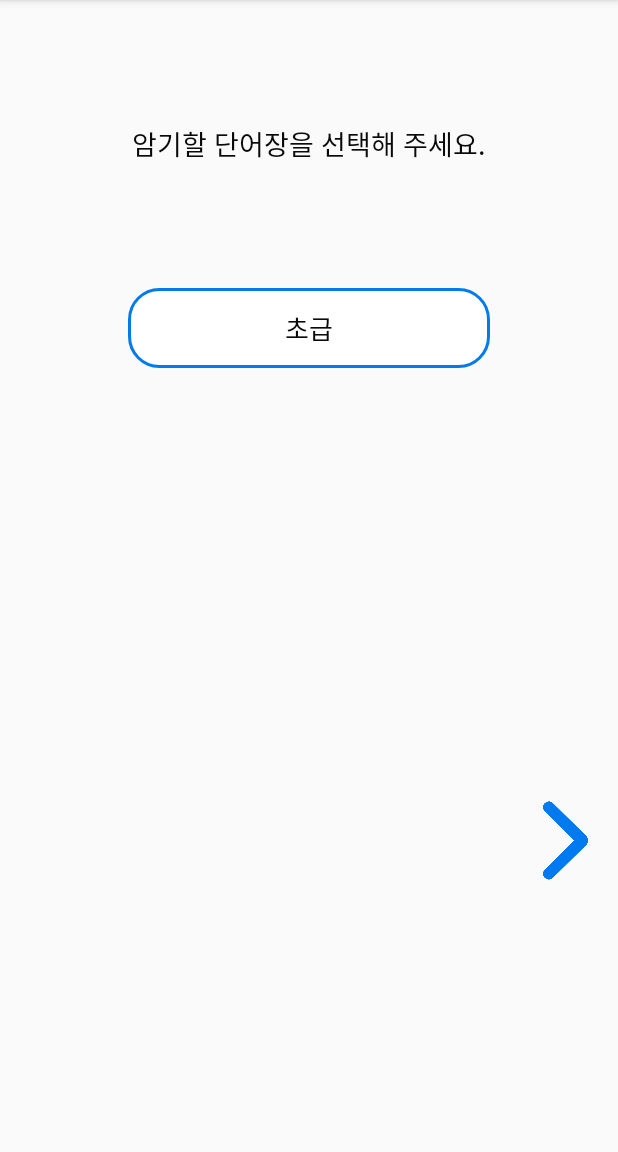
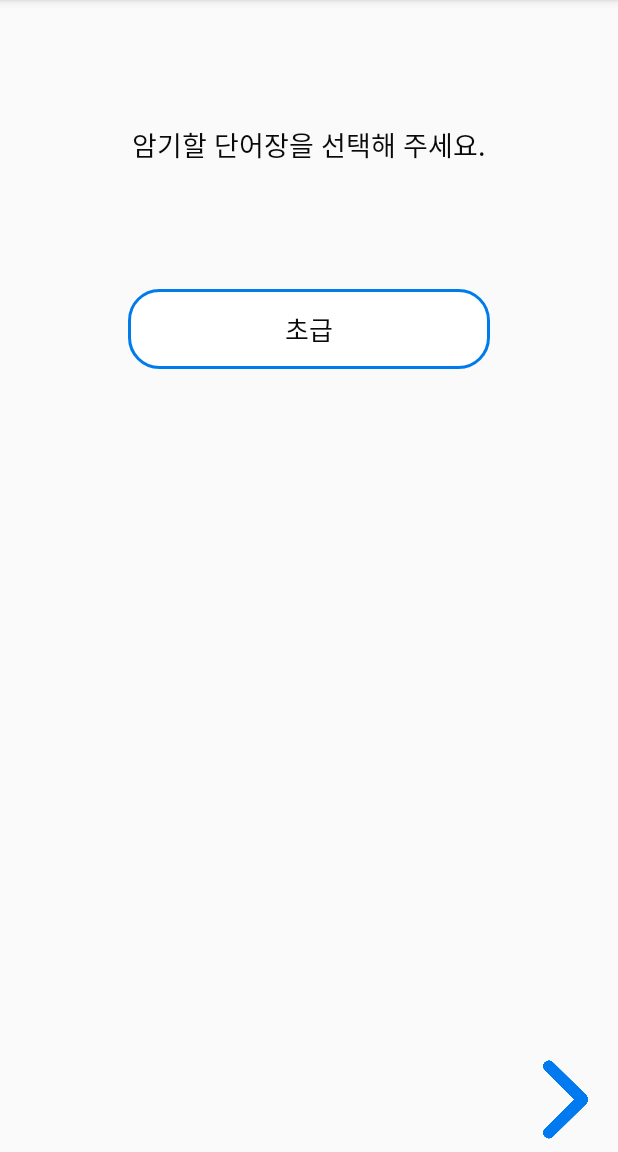
Before and after one commit to yoojinhee03/FAME, an Android app: the AlarmLevelSetActivity screen opened directly, with no data from a screen before it, on a phone screen of 412 x 824 dp, the part 84-1236 px from its top. Run offline under Robolectric (Android 15) with nearby library versions, the phone set to English and light mode, and no system bars.

Commit message:
알람수정

```diff
--- a/app/src/main/java/com/example/fame/BasicWordActivity.java
+++ b/app/src/main/java/com/example/fame/BasicWordActivity.java
@@ -194,14 +194,14 @@ public class BasicWordActivity extends AppCompatActivity {
             @Override
             public void onClick(View v) {
                 tts.setPitch(0.5f);
-                tts.speak(wordButton.getText().toString(),TextToSpeech.QUEUE_FLUSH, null);
+                tts.speak(cursor.getString(cursor.getColumnIndex("WORD")),TextToSpeech.QUEUE_FLUSH, null);
             }
         });
         ttsExButton.setOnClickListener(new View.OnClickListener() {
             @Override
             public void onClick(View v) {
                 tts.setPitch(0.5f);
-                tts.speak(exText.getText().toString(),TextToSpeech.QUEUE_FLUSH, null);
+                tts.speak(cursor.getString(cursor.getColumnIndex("EXAMPLE")),TextToSpeech.QUEUE_FLUSH, null);
             }
         });
     }
--- a/app/src/main/res/layout/activity_level_set.xml
+++ b/app/src/main/res/layout/activity_level_set.xml
@@ -1,14 +1,15 @@
 <?xml version="1.0" encoding="utf-8"?>
-<androidx.constraintlayout.widget.ConstraintLayout xmlns:android="http://schemas.android.com/apk/res/android"
+<LinearLayout xmlns:android="http://schemas.android.com/apk/res/android"
     xmlns:app="http://schemas.android.com/apk/res-auto"
     xmlns:tools="http://schemas.android.com/tools"
     android:layout_width="match_parent"
     android:layout_height="match_parent"
+    android:orientation="vertical"
     tools:context=".LevelSetActivity">
 
     <LinearLayout
         android:layout_width="match_parent"
-        android:layout_height="match_parent"
+        android:layout_height="527dp"
         android:gravity="center"
         android:orientation="vertical">
 
@@ -41,19 +42,25 @@
 
         </LinearLayout>
 
+    </LinearLayout>
+
     <LinearLayout
         android:layout_width="match_parent"
         android:layout_height="match_parent"
+        android:layout_gravity="bottom"
+        android:gravity="bottom|right"
         android:orientation="vertical">
 
         <ImageButton
             android:id="@+id/nextButton"
             android:layout_width="70dp"
             android:layout_height="70dp"
-                android:layout_gravity="right"
+            android:layout_gravity="bottom|right"
             android:background="#00FFFFFF"
             android:scaleType="fitCenter"
-                app:srcCompat="@drawable/right" />
+            app:srcCompat="@drawable/right"
+            tools:layout_editor_absoluteX="341dp"
+            tools:layout_editor_absoluteY="525dp" />
     </LinearLayout>
+
 </LinearLayout>
-</androidx.constraintlayout.widget.ConstraintLayout>
--- a/app/src/main/res/layout/slide_list_item.xml
+++ b/app/src/main/res/layout/slide_list_item.xml
@@ -46,7 +46,7 @@
             android:layout_width="match_parent"
             android:layout_height="match_parent"
             android:layout_gravity="right"
-            android:gravity="center"
+            android:gravity="center|right"
             android:text="TextView"
             android:textColor="#037CEC"
             android:textSize="27sp" />
```
Also changed, not shown: app/src/main/java/com/example/fame/GamemodeActivity.java (+15 -0 lines), app/src/main/java/com/example/fame/WordActivity.java (+10 -10 lines), app/src/main/res/layout/activity_alarm_set.xml (+10 -4 lines), app/src/main/res/layout/activity_basic_word.xml (+4 -3 lines), app/src/main/res/layout/activity_effortmode.xml (+1 -18 lines), app/src/main/res/layout/activity_slide_basic.xml (+9 -9 lines), app/src/main/res/layout/alarm_list_item.xml (+6 -4 lines). Lines whose indentation alone changed are shown as unchanged.
